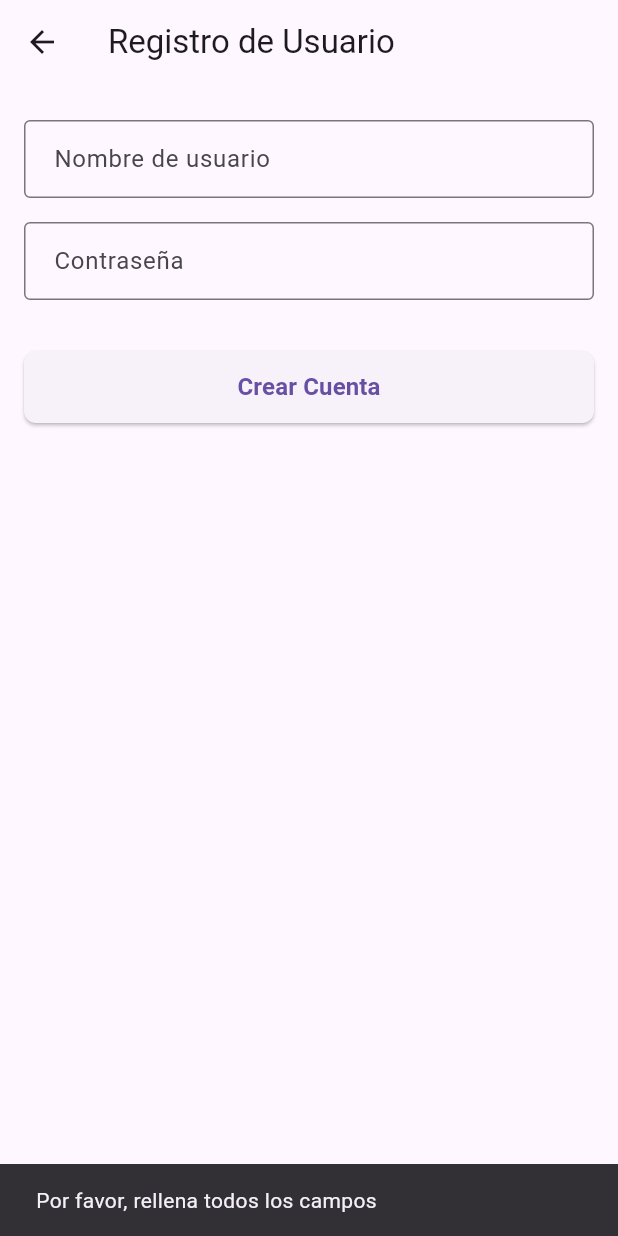
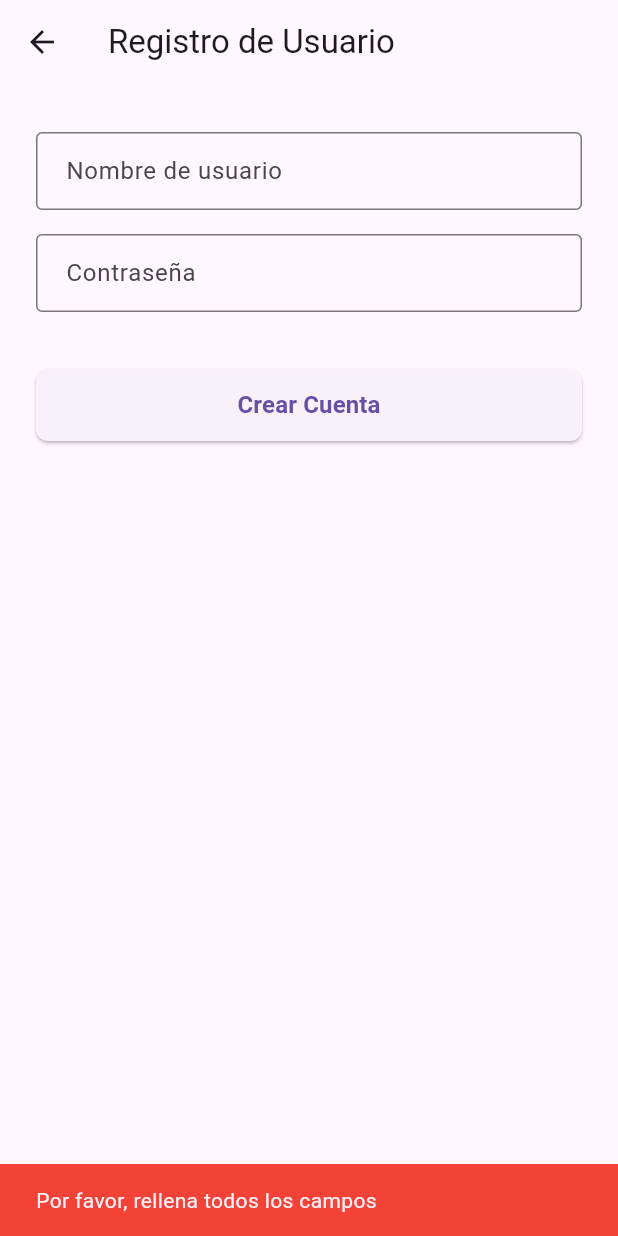
Before and after one commit to rougipb/acdades_project, a Flutter app: the RegistroScreen screen opened directly, after a tap on "Crear Cuenta", on a phone screen of 412 x 824 dp. Run offline on Flutter 3.47's test engine with Material 3 defaults, Android fonts, the phone set to English and light mode, and no system bars; our stand-ins replace shared_preferences; accounts and stored records are empty.

Commit message:
mas codigo corregido

```diff
--- a/lib/screens/registro_screen.dart
+++ b/lib/screens/registro_screen.dart
@@ -1,4 +1,5 @@
 import 'package:flutter/material.dart';
+import '../services/preferencias_service.dart';
 import '../widgets/campo_texto_app.dart';
 import '../widgets/boton_principal.dart';
 
@@ -13,15 +14,45 @@ class _RegistroScreenState extends State<RegistroScreen> {
   final TextEditingController _usuarioController = TextEditingController();
   final TextEditingController _passwordController = TextEditingController();
 
-  void _registrarse() {
-    if (_usuarioController.text.isNotEmpty && _passwordController.text.isNotEmpty) {
-      // Guardar el registro a través del servicio y volver
+  Future<void> _registrarse() async {
+    final usuario = _usuarioController.text.trim();
+    final password = _passwordController.text.trim();
+
+    if (usuario.isEmpty || password.isEmpty) {
+      ScaffoldMessenger.of(context).showSnackBar(
+        const SnackBar(
+          content: Text('Por favor, rellena todos los campos'),
+          backgroundColor: Colors.red,
+        ),
+      );
+      return;
+    }
+
+    // 1. Identificar si se está registrando la cuenta de Administrador
+    final esAdmin = (usuario.toLowerCase() == 'admin' && password == 'admin123');
+
+    // 2. Guardar el nuevo usuario y rol en SharedPreferences
+    await PreferenciasService.setNombreUsuario(usuario);
+    await PreferenciasService.setEsAdmin(esAdmin);
+
+    if (!mounted) return;
+
+    ScaffoldMessenger.of(context).showSnackBar(
+      const SnackBar(
+        content: Text('Cuenta creada con éxito. Ahora puedes iniciar sesión.'),
+        backgroundColor: Colors.green,
+      ),
+    );
+
+    // 3. Volver a la pantalla de Inicio de Sesión
     Navigator.pop(context);
-    } else {
-      ScaffoldMessenger.of(context).showSnackBar(
-        const SnackBar(content: Text('Por favor, rellena todos los campos')),
-      );
   }
+
+  @override
+  void dispose() {
+    _usuarioController.dispose();
+    _passwordController.dispose();
+    super.dispose();
   }
 
   @override
@@ -29,7 +60,8 @@ class _RegistroScreenState extends State<RegistroScreen> {
     return Scaffold(
       appBar: AppBar(title: const Text('Registro de Usuario')),
       body: Padding(
-        padding: const EdgeInsets.all(16.0),
+        padding: const EdgeInsets.all(24.0),
+        child: SingleChildScrollView(
           child: Column(
             children: [
               CampoTextoApp(
@@ -41,7 +73,7 @@ class _RegistroScreenState extends State<RegistroScreen> {
                 controller: _passwordController,
                 ocultarTexto: true,
               ),
-            const SizedBox(height: 16),
+              const SizedBox(height: 20),
               BotonPrincipal(
                 texto: 'Crear Cuenta',
                 onPressed: _registrarse,
@@ -49,6 +81,7 @@ class _RegistroScreenState extends State<RegistroScreen> {
             ],
           ),
         ),
+      ),
     );
   }
 }
```
Also changed, not shown: lib/screens/bienvenida_screen.dart (+11 -29 lines), lib/screens/home_screen.dart (+28 -6 lines), lib/services/preferencias_service.dart (+16 -0 lines). Lines whose indentation alone changed are shown as unchanged.
